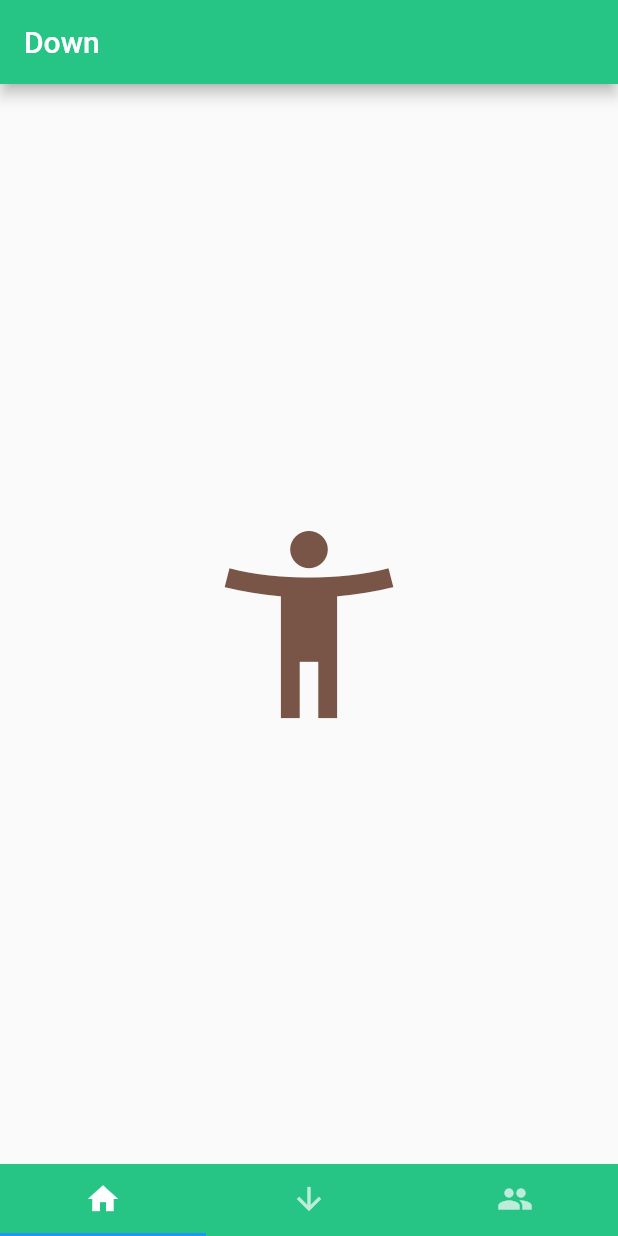
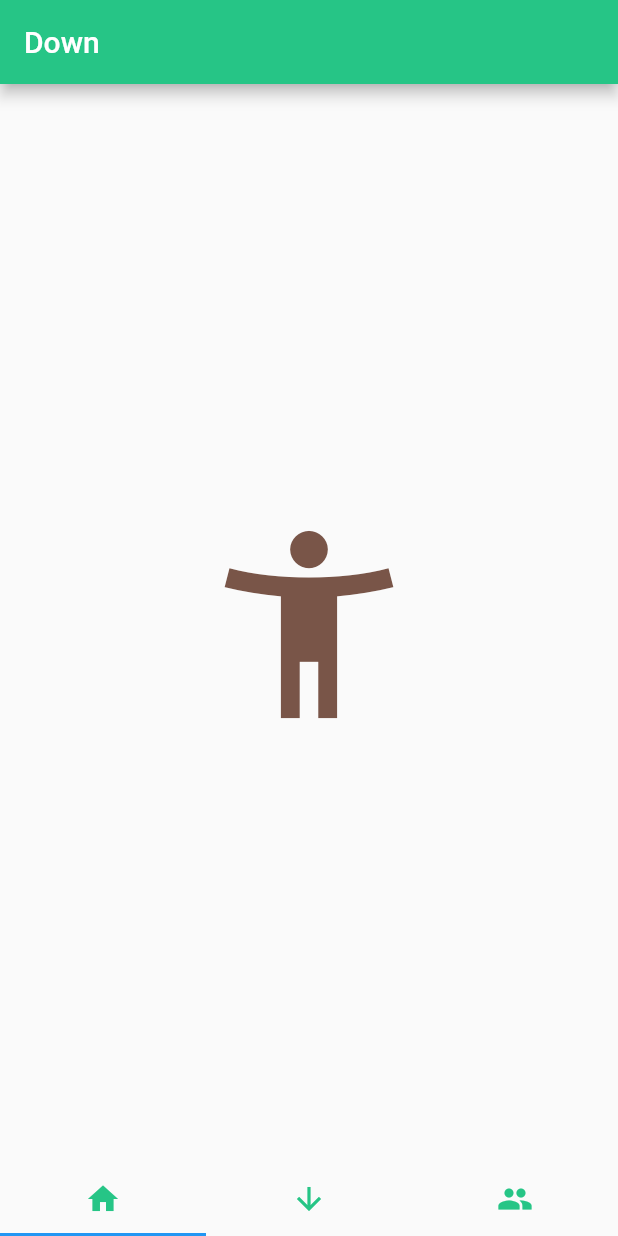
Before and after one commit to cldelahan/down-flutter, a Flutter app: the screen it shows after launch, on a phone screen of 412 x 824 dp. Run offline on Flutter 3.47's test engine with Material 2 defaults, Android fonts, the phone set to English and light mode, and no system bars.

Commit message:
Transparent lower bar

```diff
--- a/lib/main.dart
+++ b/lib/main.dart
@@ -6,6 +6,8 @@ import './BurgerPage.dart' as third;
 //void main() => runApp(MyApp());
 
 const color1 = const Color(0xff26c586);
+const transColor = Color(0x00000000);
+
 
 void main() {
   runApp(new MaterialApp(
@@ -77,13 +79,33 @@ class MyTabsState extends State<MyTabs> with SingleTickerProviderStateMixin {
 
         ),
         bottomNavigationBar: new Material(
-            color: color1,
+            color: transColor,
             child: new TabBar(
                 controller: controller,
                 tabs: <Tab>[
-                  new Tab(icon: new Icon(Icons.home)),
-                  new Tab(icon: new Icon(Icons.arrow_downward)),
-                  new Tab(icon: new Icon(Icons.group)),
+                  new Tab(child: new IconTheme(
+                    data: new IconThemeData(
+                        color: color1),
+                    child: new Icon(Icons.home),
+                  ),),
+                  new Tab(child: new IconTheme(
+                    data: new IconThemeData(
+                        color: color1),
+                    child: new Icon(Icons.arrow_downward),
+                  ),),
+                  new Tab(child: new IconTheme(
+                    data: new IconThemeData(
+                        color: color1),
+                    child: new Icon(Icons.group),
+                  ),),
+
+
+                  //child: new IconTheme(
+                  //    data: new IconThemeData(
+                  //        color: Colors.yellow),
+                  //    child: new Icon(Icons.home),
+                  //),
+                  //new Tab(icon: new Icon(Icons.home)),
                 ]
             )
         ),
```
